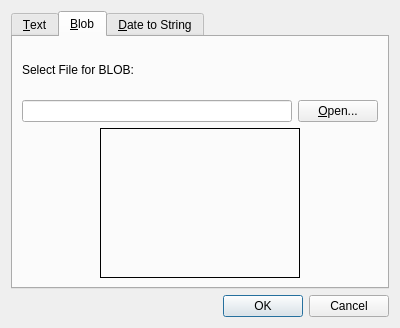
Before: the Qt Designer form Sqliteman/sqliteman/multieditdialog.ui in iamkjg/sqliteman, drawn with Qt 5.
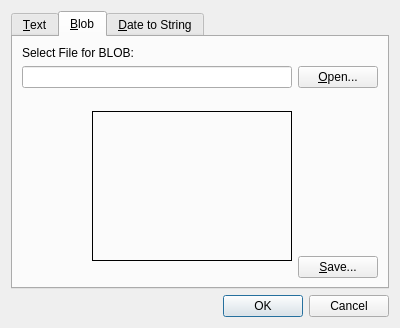
After: the same form once the commit is applied. The open tabs and pages were chosen to show the change.

What changed in the file:
```diff
--- a/Sqliteman/sqliteman/multieditdialog.ui
+++ b/Sqliteman/sqliteman/multieditdialog.ui
@@ -54,7 +54,7 @@
          </item>
         </layout>
        </item>
-       <item row="2" column="0" >
+       <item rowspan="3" row="2" column="0" >
         <spacer>
          <property name="orientation" >
           <enum>Qt::Horizontal</enum>
@@ -67,7 +67,7 @@
          </property>
         </spacer>
        </item>
-       <item row="2" column="1" >
+       <item rowspan="3" row="2" column="1" >
         <widget class="QLabel" name="blobPreviewLabel" >
          <property name="minimumSize" >
           <size>
@@ -99,12 +99,35 @@
          </property>
          <property name="sizeHint" >
           <size>
-           <width>40</width>
+           <width>74</width>
            <height>20</height>
           </size>
          </property>
         </spacer>
        </item>
+       <item row="3" column="2" >
+        <spacer>
+         <property name="orientation" >
+          <enum>Qt::Vertical</enum>
+         </property>
+         <property name="sizeHint" >
+          <size>
+           <width>20</width>
+           <height>40</height>
+          </size>
+         </property>
+        </spacer>
+       </item>
+       <item row="4" column="2" >
+        <widget class="QPushButton" name="blobSaveButton" >
+         <property name="toolTip" >
+          <string>Save content of the current BLOB into chosen file</string>
+         </property>
+         <property name="text" >
+          <string>&amp;Save...</string>
+         </property>
+        </widget>
+       </item>
       </layout>
      </widget>
      <widget class="QWidget" name="tab_3" >
```
Left out of the diff: 2 changed lines with no effect on the pictures.
